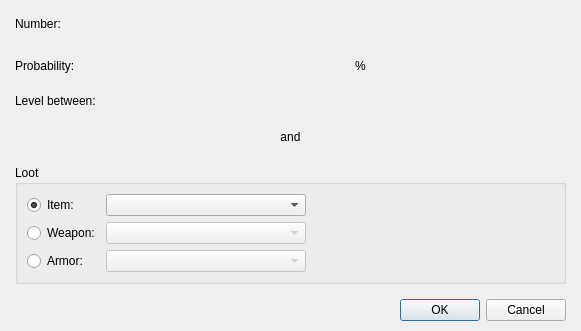
RPG-Paper-Maker/RPG-Paper-Maker, file Dialogs/Systems/dialogsystemloot.ui: the form before one commit.
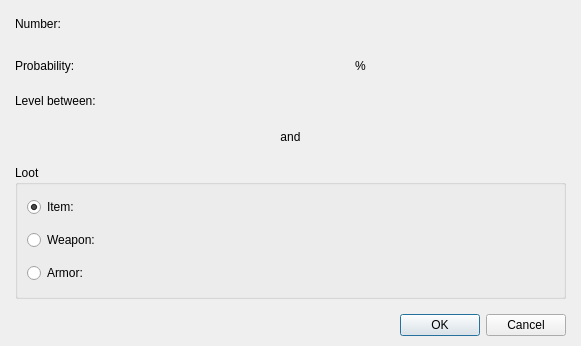
The form after the commit. Custom widgets are drawn as their Qt base class.

Diff of the .ui file:
```diff
--- a/Dialogs/Systems/dialogsystemloot.ui
+++ b/Dialogs/Systems/dialogsystemloot.ui
@@ -7,7 +7,7 @@
     <x>0</x>
     <y>0</y>
     <width>574</width>
-    <height>323</height>
+    <height>329</height>
    </rect>
   </property>
   <property name="windowTitle">
@@ -170,36 +170,7 @@
          <layout class="QGridLayout" name="gridLayout_2">
           <item row="0" column="0">
            <layout class="QGridLayout" name="gridLayout">
-            <item row="0" column="0">
-             <widget class="QRadioButton" name="radioButtonItem">
-              <property name="text">
-               <string>Item:</string>
-              </property>
-              <property name="checked">
-               <bool>true</bool>
-              </property>
-             </widget>
-            </item>
-            <item row="0" column="1">
-             <widget class="QComboBox" name="comboBoxItem">
-              <property name="enabled">
-               <bool>true</bool>
-              </property>
-              <property name="minimumSize">
-               <size>
-                <width>200</width>
-                <height>0</height>
-               </size>
-              </property>
-              <property name="maximumSize">
-               <size>
-                <width>200</width>
-                <height>16777215</height>
-               </size>
-              </property>
-             </widget>
-            </item>
-            <item row="0" column="2" rowspan="3">
+            <item row="0" column="3" rowspan="3">
              <spacer name="horizontalSpacer">
               <property name="orientation">
                <enum>Qt::Horizontal</enum>
@@ -212,6 +183,23 @@
               </property>
              </spacer>
             </item>
+            <item row="2" column="0">
+             <widget class="QRadioButton" name="radioButtonArmor">
+              <property name="text">
+               <string>Armor:</string>
+              </property>
+             </widget>
+            </item>
+            <item row="0" column="0">
+             <widget class="QRadioButton" name="radioButtonItem">
+              <property name="text">
+               <string>Item:</string>
+              </property>
+              <property name="checked">
+               <bool>true</bool>
+              </property>
+             </widget>
+            </item>
             <item row="1" column="0">
              <widget class="QRadioButton" name="radioButtonWeapon">
               <property name="text">
@@ -219,47 +207,56 @@
               </property>
              </widget>
             </item>
+            <item row="0" column="1">
+             <widget class="PanelPrimitiveValue" name="panelPrimitiveValueItem" native="true">
+              <property name="minimumSize">
+               <size>
+                <width>250</width>
+                <height>27</height>
+               </size>
+              </property>
+              <property name="maximumSize">
+               <size>
+                <width>250</width>
+                <height>27</height>
+               </size>
+              </property>
+             </widget>
+            </item>
             <item row="1" column="1">
-             <widget class="QComboBox" name="comboBoxWeapon">
+             <widget class="PanelPrimitiveValue" name="panelPrimitiveValueWeapon" native="true">
               <property name="enabled">
                <bool>false</bool>
               </property>
               <property name="minimumSize">
                <size>
-                <width>200</width>
-                <height>0</height>
+                <width>250</width>
+                <height>27</height>
                </size>
               </property>
               <property name="maximumSize">
                <size>
-                <width>200</width>
-                <height>16777215</height>
+                <width>250</width>
+                <height>27</height>
                </size>
               </property>
              </widget>
             </item>
-            <item row="2" column="0">
-             <widget class="QRadioButton" name="radioButtonArmor">
-              <property name="text">
-               <string>Armor:</string>
-              </property>
-             </widget>
-            </item>
             <item row="2" column="1">
-             <widget class="QComboBox" name="comboBoxArmor">
+             <widget class="PanelPrimitiveValue" name="panelPrimitiveValueArmor" native="true">
               <property name="enabled">
                <bool>false</bool>
               </property>
               <property name="minimumSize">
                <size>
-                <width>200</width>
-                <height>0</height>
+                <width>250</width>
+                <height>27</height>
                </size>
               </property>
               <property name="maximumSize">
                <size>
-                <width>200</width>
-                <height>16777215</height>
+                <width>250</width>
+                <height>27</height>
                </size>
               </property>
              </widget>
```
